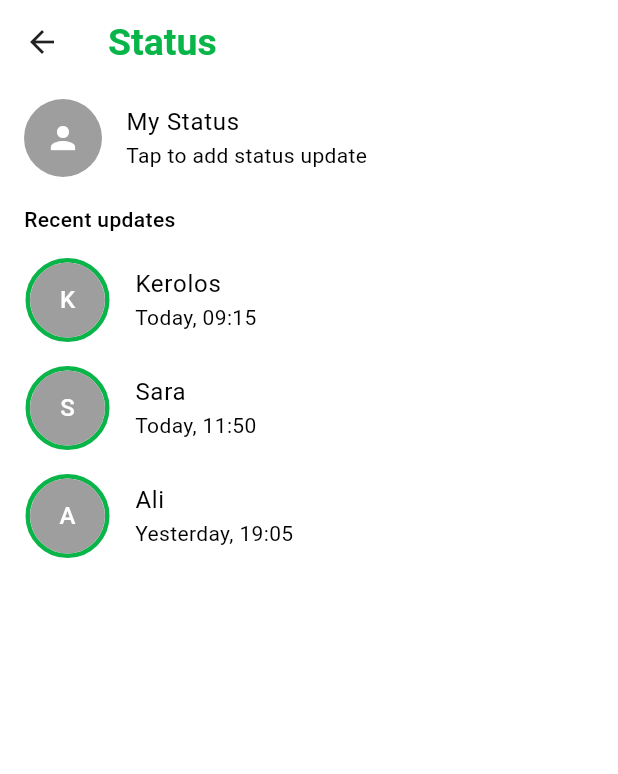
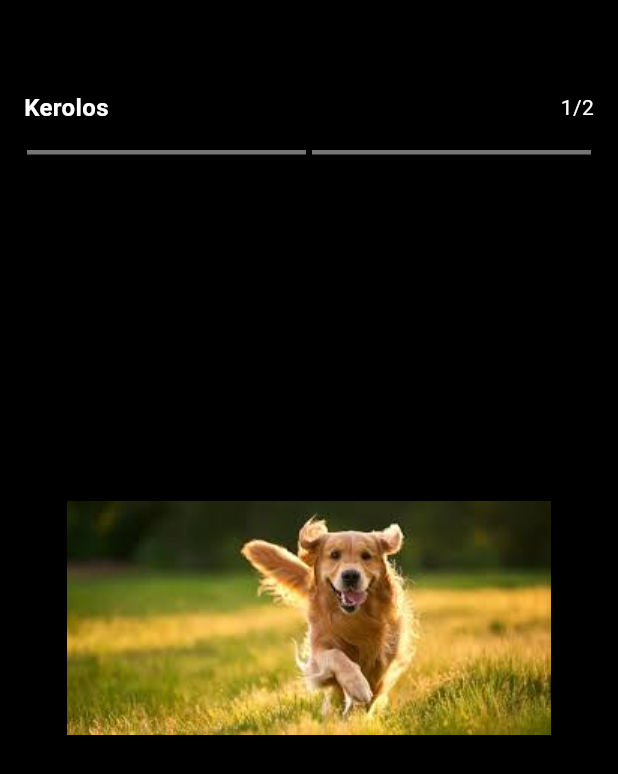
Before and after one commit to kemad97/WhatsApp-Flutter-App, a Flutter app: the StoriesScreen screen opened by its route, after a tap on an icon or button, on a phone screen of 412 x 824 dp. Shown: the top 774 px of the screen. Run offline on Flutter 3.47's test engine with Material 3 defaults, Android fonts, the phone set to English and light mode, and no system bars.

Commit message:
add view story

```diff
--- a/lib/screens/stories_screen.dart
+++ b/lib/screens/stories_screen.dart
@@ -1,12 +1,6 @@
 import 'package:flutter/material.dart';
+import 'story_view_screen.dart';
 import 'package:whatsapp/whatsapp_theme.dart';
-
-class Story {
-  final String name;
-  final String time;
-
-  Story({required this.name, required this.time});
-}
 
 class StoriesScreen extends StatelessWidget {
   StoriesScreen({super.key});
@@ -15,30 +9,70 @@ class StoriesScreen extends StatelessWidget {
 
   final List<Story> stories = [
     Story(name: 'Kerolos', time: 'Today, 09:15'),
-    Story(name: 'Sara',  time: 'Today, 11:50'),
+    Story(name: 'Sara', time: 'Today, 11:50'),
     Story(name: 'Ali', time: 'Yesterday, 19:05'),
   ];
 
-
   @override
   Widget build(BuildContext context) {
+    final isDarkMode = Theme.of(context).brightness == Brightness.dark;
+
     return Scaffold(
-      appBar: AppBar(title: const Text('Status')),
+      appBar: AppBar(
+        title: Text(
+          'Status',
+          style: TextStyle(
+            color: isDarkMode ? Colors.white : kWhatsAppPrimary,
+          ),
+        ),
+        backgroundColor: isDarkMode ? kWhatsAppPrimary : Colors.white,
+        actions: [
+          IconButton(
+            icon: const Icon(Icons.more_vert),
+            color: isDarkMode ? Colors.white : Colors.black,
+            onPressed: () {
+              // TODO: Implement more options (e.g., status privacy)
+            },
+          ),
+        ],
+      ),
       body: ListView(
+        padding: const EdgeInsets.all(4),
         children: [
           ListTile(
-            leading: const CircleAvatar(radius: 26, child: Icon(Icons.person) ,backgroundColor: Colors.grey,),
+            leading: CircleAvatar(
+              radius: 26,
+              backgroundColor: isDarkMode ? Colors.grey[700] : Colors.grey[300],
+              child: Icon(
+                Icons.add,
+                color: isDarkMode ? Colors.white : Colors.black,
+                size: 24,
+              ),
+            ),
             title: const Text('My Status'),
             subtitle: const Text('Tap to add status update'),
+            onTap: () {
+              // TODO: Implement "Add Status" functionality
+            },
           ),
           const Padding(
             padding: EdgeInsets.symmetric(horizontal: 16, vertical: 8),
-            child: Text('Recent updates',
-                style: TextStyle(fontWeight: FontWeight.w500)),
+            child: Text(
+              'Recent updates',
+              style: TextStyle(fontWeight: FontWeight.w500, fontSize: 14),
+            ),
           ),
           ...stories.map(
                 (story) => ListTile(
-              leading: Container(
+              contentPadding:  EdgeInsets.symmetric(horizontal: 16, vertical: 6),
+              leading: GestureDetector(
+                onTap: () {
+                  Navigator.push(
+                    context,
+                    _createStoryRoute(story),
+                  );
+                },
+                child: Container(
                   decoration: BoxDecoration(
                     shape: BoxShape.circle,
                     border: Border.all(
@@ -47,18 +81,40 @@ class StoriesScreen extends StatelessWidget {
                     ),
                   ),
                   child: CircleAvatar(
-                  backgroundColor: Colors.grey,
+                    backgroundColor: isDarkMode ? Colors.grey[700] : Colors.grey[300],
                     radius: 26,
-                  child: Text(story.name[0]),
+                    child: Text(
+                      story.name[0],
+                      style: TextStyle(
+                        color: isDarkMode ? Colors.white : Colors.black,
+                        fontSize: 18,
                       ),
                     ),
-              title: Text(story.name),
-              subtitle: Text(story.time),
-              onTap: () {},
+                  ),
+                ),
+              ),
+              title: Text(story.name, style: TextStyle(fontSize: 16)),
+              subtitle: Text(story.time, style: TextStyle(fontSize: 14, color: isDarkMode ? Colors.grey[400] : Colors.grey[600])),
             ),
           ),
         ],
       ),
     );
   }
+
+  // Custom route with slide-up animation
+  Route _createStoryRoute(Story story) {
+    return PageRouteBuilder(
+      pageBuilder: (context, animation, secondaryAnimation) => StoryViewScreen(story: story),
+      transitionsBuilder: (context, animation, secondaryAnimation, child) {
+        const begin = Offset(0.0, 1.0);
+        const end = Offset.zero;
+        const curve = Curves.easeInOut;
+        var tween = Tween(begin: begin, end: end).chain(CurveTween(curve: curve));
+        var offsetAnimation = animation.drive(tween);
+        return SlideTransition(position: offsetAnimation, child: child);
+      },
+      transitionDuration: const Duration(milliseconds: 300),
+    );
   }
+}
--- /dev/null
+++ b/lib/screens/story_view_screen.dart
@@ -0,0 +1,136 @@
+import 'package:flutter/material.dart';
+import 'package:whatsapp/whatsapp_theme.dart';
+import 'stories_screen.dart';
+
+class Story {
+  final String name;
+  final String time;
+  final List<String> media;
+
+  Story({required this.name, required this.time, this.media = const ['images/story1.jpg', 'images/story2.jpg']});
+}
+
+class StoryViewScreen extends StatefulWidget {
+  final Story story;
+
+  const StoryViewScreen({super.key, required this.story});
+
+  @override
+  State<StoryViewScreen> createState() => _StoryViewScreenState();
+}
+
+class _StoryViewScreenState extends State<StoryViewScreen> with SingleTickerProviderStateMixin {
+  late AnimationController _progressController;
+  int _currentIndex = 0;
+
+  @override
+  void initState() {
+    super.initState();
+    _progressController = AnimationController(vsync: this, duration: const Duration(seconds: 3))
+      ..addStatusListener((status) {
+        if (status == AnimationStatus.completed) {
+          _nextStory();
+        }
+      });
+    _startProgress();
+  }
+
+  void _startProgress() {
+    _progressController.forward(from: 0.0);
+  }
+
+  void _nextStory() {
+    if (_currentIndex < widget.story.media.length - 1) {
+      setState(() {
+        _currentIndex++;
+      });
+      _startProgress();
+    } else {
+      Navigator.pop(context);
+    }
+  }
+
+  void _previousStory() {
+    if (_currentIndex > 0) {
+      setState(() {
+        _currentIndex--;
+      });
+      _startProgress();
+    }
+  }
+
+  @override
+  void dispose() {
+    _progressController.dispose();
+    super.dispose();
+  }
+
+  @override
+  Widget build(BuildContext context) {
+    final isDarkMode = Theme.of(context).brightness == Brightness.dark;
+
+    return Scaffold(
+      backgroundColor: Colors.black,
+      body: GestureDetector(
+        onHorizontalDragEnd: (details) {
+          if (details.velocity.pixelsPerSecond.dx > 0) {
+            _previousStory();
+          } else if (details.velocity.pixelsPerSecond.dx < 0) {
+            _nextStory();
+          }
+        },
+        child: Stack(
+          fit: StackFit.expand,
+          children: [
+            Image.asset(
+              widget.story.media[_currentIndex],
+              fit: BoxFit.scaleDown,
+              errorBuilder: (context, error, stackTrace) {
+                return const Center(child: Text('Image failed to load', style: TextStyle(color: Colors.white)));
+              },
+            ),
+
+            Positioned(
+              top: 60,
+              left: 16,
+              right: 16,
+              child: Row(
+                mainAxisAlignment: MainAxisAlignment.spaceBetween,
+                children: [
+                  Text(
+                    widget.story.name,
+                    style: const TextStyle(color: Colors.white, fontSize: 16, fontWeight: FontWeight.bold),
+                  ),
+                  Text(
+                    '${_currentIndex + 1}/${widget.story.media.length}',
+                    style: const TextStyle(color: Colors.white, fontSize: 14),
+                  ),
+                ],
+              ),
+            ),
+            Positioned(
+              top: 100,
+              left: 16,
+              right: 16,
+              child: Row(
+                children: List.generate(widget.story.media.length, (index) {
+                  return Expanded(
+                    child: Padding(
+                      padding: const EdgeInsets.symmetric(horizontal: 2),
+                      child: LinearProgressIndicator(
+                        value: _currentIndex == index ? _progressController.value : (_currentIndex > index ? 1.0 : 0.0),
+                        backgroundColor: Colors.grey[600],
+                        valueColor: AlwaysStoppedAnimation<Color>(kWhatsAppPrimary),
+                        minHeight: 3,
+                      ),
+                    ),
+                  );
+                }),
+              ),
+            ),
+          ],
+        ),
+      ),
+    );
+  }
+}
--- a/pubspec.yaml
+++ b/pubspec.yaml
@@ -61,6 +61,9 @@ flutter:
   assets:
     - images/person.jpg
     - images/whatsapp_background.png
+    - images/story1.jpg
+    - images/story2.jpg
+
   #   - images/a_dot_burr.jpeg
   #   - images/a_dot_ham.jpeg
 
```
Also changed, not shown: images/story1.jpg (added), images/story2.jpg (added). Lines whose indentation alone changed are shown as unchanged.
